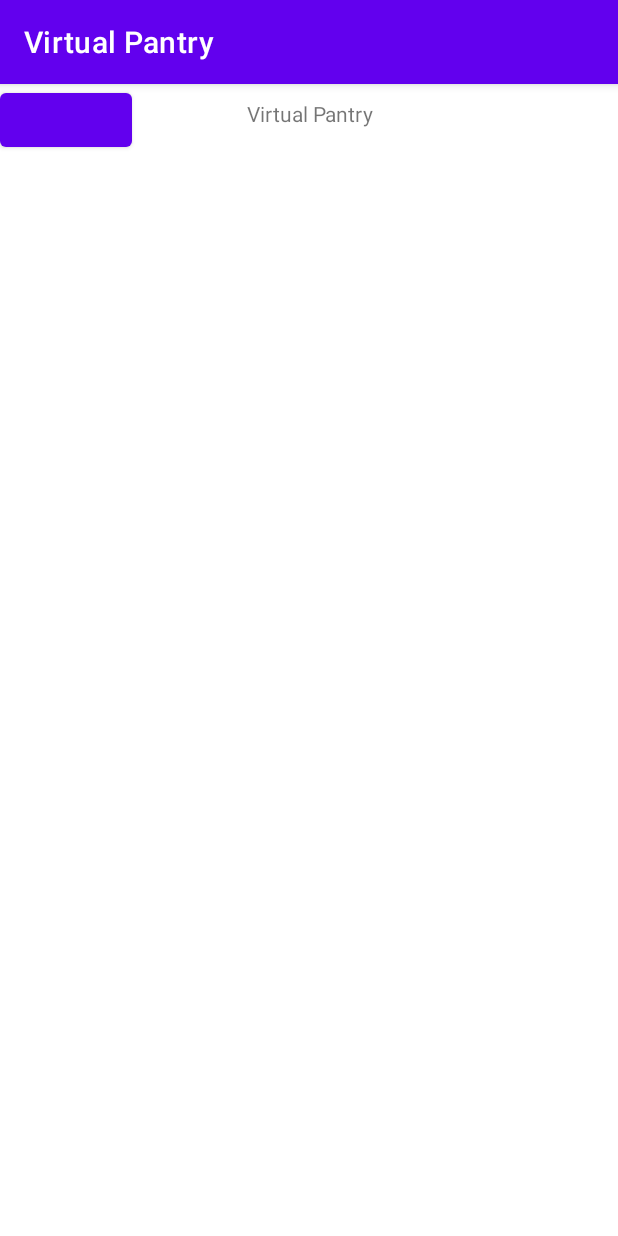
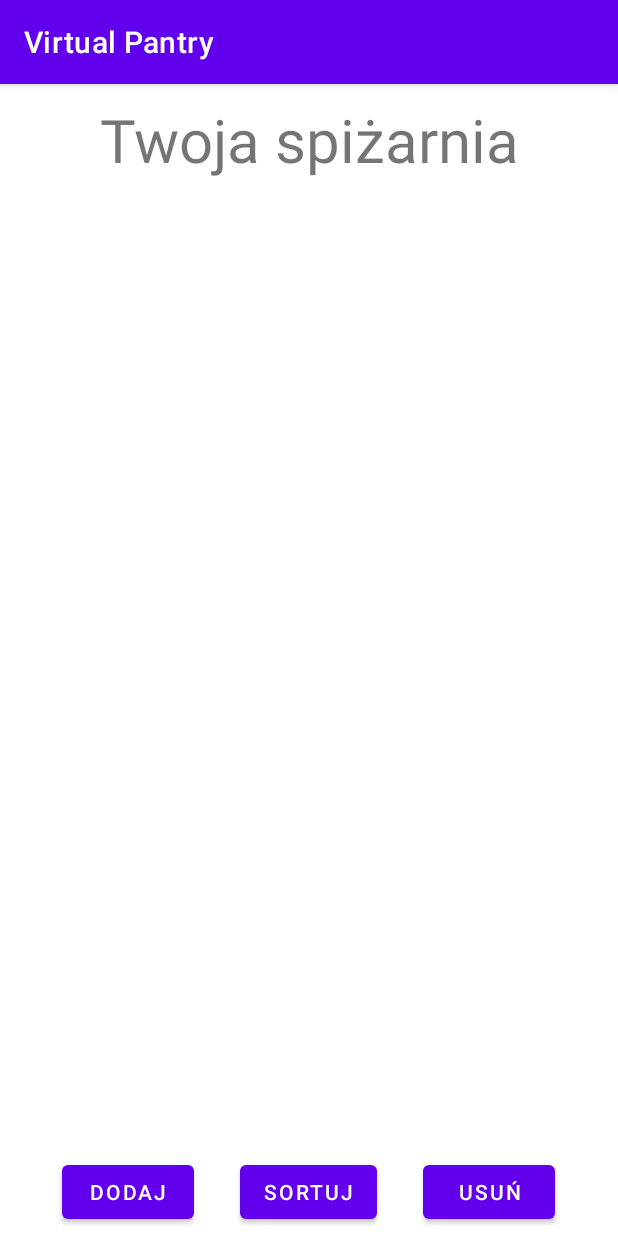
Before and after one commit to TiEmKej/virtual-pantry, an Android app: the screen it shows after launch (MainActivity), on a phone screen of 412 x 824 dp. Run offline under Robolectric (Android 15) with nearby library versions, the phone set to English and light mode, and no system bars.

Commit message:
Praca nad kafelkiem

```diff
--- a/virtual-pantry-app/app/build.gradle
+++ b/virtual-pantry-app/app/build.gradle
@@ -1,6 +1,7 @@
 plugins {
     id 'com.android.application'
     id 'org.jetbrains.kotlin.android'
+    id 'kotlin-android-extensions'
 }
 
 android {
--- /dev/null
+++ b/virtual-pantry-app/app/src/main/java/com/example/virtualpantry/PantryItem.kt
@@ -0,0 +1,6 @@
+package com.example.virtualpantry
+
+import android.media.Image
+import java.sql.Date
+
+data class PantryItem(val itemName: String, val itemQuantity: Int, val itemPhoto: Image, val itemRegDate: Date)
--- a/virtual-pantry-app/app/src/main/res/layout/activity_main.xml
+++ b/virtual-pantry-app/app/src/main/res/layout/activity_main.xml
@@ -7,23 +7,57 @@
     tools:context=".MainActivity">
 
     <TextView
-        android:id="@+id/appTitle"
+        android:id="@+id/tvYourPantryText"
+        android:layout_width="match_parent"
+        android:layout_height="wrap_content"
+        app:layout_constraintEnd_toEndOf="parent"
+        app:layout_constraintStart_toStartOf="parent"
+        app:layout_constraintTop_toTopOf="parent"
+        android:text="Twoja spiżarnia"
+        android:textSize="40sp"
+        android:gravity="center"
+        android:padding="10dp"/>
+
+    <LinearLayout
+        android:id="@+id/llButtonSpace"
         android:layout_width="match_parent"
         android:layout_height="wrap_content"
         android:gravity="center"
-        android:padding="10dp"
-        android:text="Virtual Pantry"
-        app:layout_constraintTop_toTopOf="parent" />
-
-    <LinearLayout
-        android:layout_width="match_parent"
-        android:layout_height="wrap_content"
         android:orientation="horizontal"
-        app:layout_constraintTop_toTopOf="parent">
+        android:paddingVertical="5dp"
+        app:layout_constraintBottom_toBottomOf="parent"
+        app:layout_constraintEnd_toEndOf="parent"
+        app:layout_constraintStart_toStartOf="parent">
 
         <Button
+            android:id="@+id/btnAdd"
             android:layout_width="wrap_content"
-            android:layout_height="wrap_content" />
+            android:layout_height="wrap_content"
+            android:layout_marginHorizontal="15dp"
+            android:text="Dodaj" />
+
+        <Button
+            android:id="@+id/btnSort"
+            android:layout_width="wrap_content"
+            android:layout_height="wrap_content"
+            android:layout_marginHorizontal="15dp"
+            android:text="Sortuj" />
+
+        <Button
+            android:id="@+id/btnDelete"
+            android:layout_width="wrap_content"
+            android:layout_height="wrap_content"
+            android:layout_marginHorizontal="15dp"
+            android:text="Usuń" />
     </LinearLayout>
 
+    <androidx.recyclerview.widget.RecyclerView
+        android:id="@+id/rvPantryItems"
+        android:layout_width="match_parent"
+        android:layout_height="0dp"
+        app:layout_constraintBottom_toTopOf="@+id/llButtonSpace"
+        app:layout_constraintEnd_toEndOf="parent"
+        app:layout_constraintStart_toStartOf="parent"
+        app:layout_constraintTop_toBottomOf="@+id/tvYourPantryText" />
+
 </androidx.constraintlayout.widget.ConstraintLayout>
```
Also changed, not shown: virtual-pantry-app/app/src/main/java/com/example/virtualpantry/PantryItemAdapter.kt (added, +31 -0 lines), virtual-pantry-app/app/src/main/res/layout/item_pantry.xml (added, +105 -0 lines), virtual-pantry-app/app/src/main/res/drawable/baguette.png (added), virtual-pantry-app/app/src/main/res/drawable/cheese.png (added), virtual-pantry-app/app/src/main/res/drawable/lemon.png (added), virtual-pantry-app/app/src/main/res/drawable/milk.png (added), virtual-pantry-app/app/src/main/res/drawable/neutral.png (added), virtual-pantry-app/app/src/main/res/drawable/sad.png (added), virtual-pantry-app/app/src/main/res/drawable/salad.png (added), virtual-pantry-app/app/src/main/res/drawable/smile.png (added).
